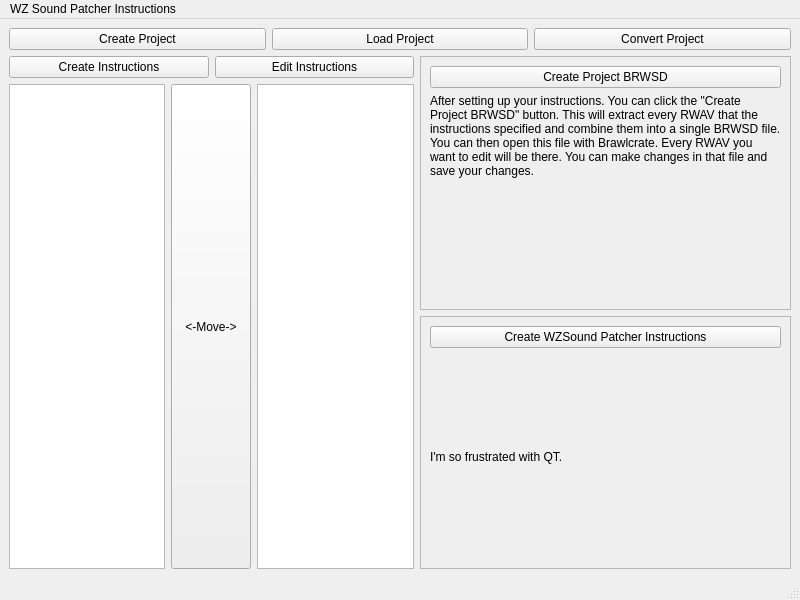
Qt form GUI/form.ui (RayStormThunder/wzsound_patcher_instructions) before a commit.
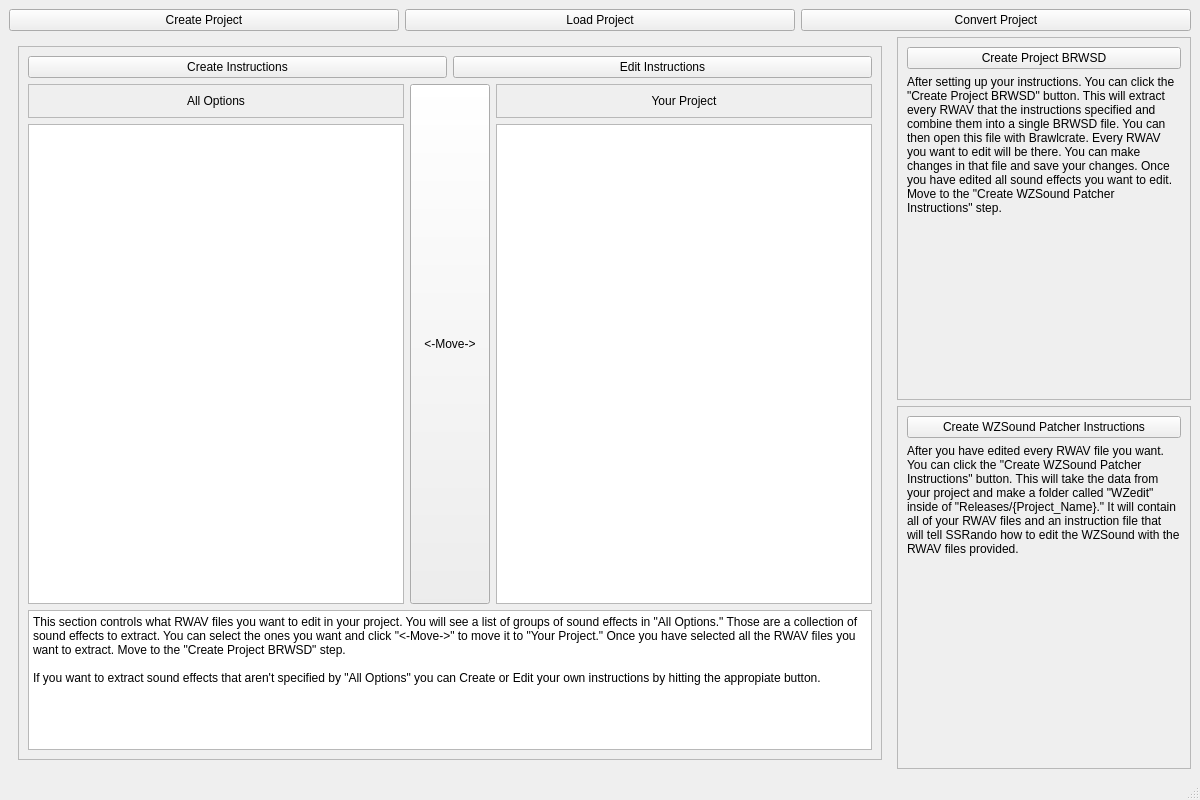
The same form after that commit.

Commit message: Implement Load/Create project and Instructions

What changed in the file:
```diff
--- a/GUI/form.ui
+++ b/GUI/form.ui
@@ -6,8 +6,8 @@
    <rect>
     <x>0</x>
     <y>0</y>
-    <width>800</width>
-    <height>600</height>
+    <width>1200</width>
+    <height>800</height>
    </rect>
   </property>
   <property name="windowTitle">
@@ -20,55 +20,295 @@
       <item>
        <layout class="QHBoxLayout" name="horizontalLayout_7">
         <item>
-         <layout class="QVBoxLayout" name="verticalLayout_4">
-          <item>
-           <layout class="QHBoxLayout" name="horizontalLayout_6"/>
-          </item>
-          <item>
-           <layout class="QHBoxLayout" name="horizontalLayout_5">
+         <widget class="QPushButton" name="button_create_project">
+          <property name="text">
+           <string>Create Project</string>
+          </property>
+         </widget>
+        </item>
+        <item>
+         <widget class="QPushButton" name="button_load_project">
+          <property name="text">
+           <string>Load Project</string>
+          </property>
+         </widget>
+        </item>
+        <item>
+         <widget class="QPushButton" name="button_convert_project">
+          <property name="text">
+           <string>Convert Project</string>
+          </property>
+         </widget>
+        </item>
+       </layout>
+      </item>
+      <item>
+       <layout class="QHBoxLayout" name="horizontal_2_main_content" stretch="3,1">
+        <item>
+         <widget class="QStackedWidget" name="stacked_pages">
+          <property name="currentIndex">
+           <number>0</number>
+          </property>
+          <widget class="QWidget" name="page_1_pick_instructions">
+           <layout class="QHBoxLayout" name="horizontalLayout_6">
             <item>
-             <widget class="QPushButton" name="pushButton_9">
-              <property name="text">
-               <string>Create Instructions</string>
-              </property>
-             </widget>
+             <layout class="QVBoxLayout" name="vertical_pick">
+              <item>
+               <widget class="QFrame" name="frame_pick">
+                <property name="sizePolicy">
+                 <sizepolicy hsizetype="Minimum" vsizetype="Minimum">
+                  <horstretch>0</horstretch>
+                  <verstretch>0</verstretch>
+                 </sizepolicy>
+                </property>
+                <property name="frameShape">
+                 <enum>QFrame::Shape::StyledPanel</enum>
+                </property>
+                <property name="frameShadow">
+                 <enum>QFrame::Shadow::Raised</enum>
+                </property>
+                <layout class="QVBoxLayout" name="verticalLayout_6" stretch="0,0,0">
+                 <item>
+                  <layout class="QHBoxLayout" name="horizontal_instructions_buttons">
+                   <item>
+                    <widget class="QPushButton" name="button_create_instructions">
+                     <property name="text">
+                      <string>Create Instructions</string>
+                     </property>
+                    </widget>
+                   </item>
+                   <item>
+                    <widget class="QPushButton" name="button_edit_instructions">
+                     <property name="text">
+                      <string>Edit Instructions</string>
+                     </property>
+                    </widget>
+                   </item>
+                  </layout>
+                 </item>
+                 <item>
+                  <layout class="QHBoxLayout" name="horizontal_selector">
+                   <item>
+                    <layout class="QVBoxLayout" name="vertical_1_options_list">
+                     <item>
+                      <widget class="QFrame" name="frame_options">
+                       <property name="frameShape">
+                        <enum>QFrame::Shape::StyledPanel</enum>
+                       </property>
+                       <property name="frameShadow">
+                        <enum>QFrame::Shadow::Raised</enum>
+                       </property>
+                       <layout class="QHBoxLayout" name="horizontalLayout_4">
+                        <item>
+                         <widget class="QLabel" name="label_options">
+                          <property name="text">
+                           <string>All Options</string>
+                          </property>
+                          <property name="alignment">
+                           <set>Qt::AlignmentFlag::AlignCenter</set>
+                          </property>
+                         </widget>
+                        </item>
+                       </layout>
+                      </widget>
+                     </item>
+                     <item>
+                      <widget class="QListWidget" name="list_options">
+                       <property name="dragEnabled">
+                        <bool>false</bool>
+                       </property>
+                       <property name="alternatingRowColors">
+                        <bool>true</bool>
+                       </property>
+                       <property name="selectionMode">
+                        <enum>QAbstractItemView::SelectionMode::MultiSelection</enum>
+                       </property>
+                      </widget>
+                     </item>
+                    </layout>
+                   </item>
+                   <item>
+                    <layout class="QVBoxLayout" name="vertical_2_move">
+                     <item>
+                      <widget class="QPushButton" name="button_move">
+                       <property name="sizePolicy">
+                        <sizepolicy hsizetype="Minimum" vsizetype="Preferred">
+                         <horstretch>0</horstretch>
+                         <verstretch>0</verstretch>
+                        </sizepolicy>
+                       </property>
+                       <property name="text">
+                        <string>&lt;-Move-&gt;</string>
+                       </property>
+                      </widget>
+                     </item>
+                    </layout>
+                   </item>
+                   <item>
+                    <layout class="QVBoxLayout" name="vertical_3_project_list">
+                     <item>
+                      <widget class="QFrame" name="frame_project">
+                       <property name="frameShape">
+                        <enum>QFrame::Shape::StyledPanel</enum>
+                       </property>
+                       <property name="frameShadow">
+                        <enum>QFrame::Shadow::Raised</enum>
+                       </property>
+                       <layout class="QHBoxLayout" name="horizontalLayout_2">
+                        <item>
+                         <widget class="QLabel" name="label_project">
+                          <property name="text">
+                           <string>Your Project</string>
+                          </property>
+                          <property name="alignment">
+                           <set>Qt::AlignmentFlag::AlignCenter</set>
+                          </property>
+                         </widget>
+                        </item>
+                       </layout>
+                      </widget>
+                     </item>
+                     <item>
+                      <widget class="QListWidget" name="list_project">
+                       <property name="alternatingRowColors">
+                        <bool>true</bool>
+                       </property>
+                       <property name="selectionMode">
+                        <enum>QAbstractItemView::SelectionMode::MultiSelection</enum>
+                       </property>
+                      </widget>
+                     </item>
+                    </layout>
+                   </item>
+                  </layout>
+                 </item>
+                 <item>
+                  <layout class="QVBoxLayout" name="vertical_description">
+                   <item>
+                    <widget class="QTextEdit" name="text_description_pick">
+                     <property name="sizePolicy">
+                      <sizepolicy hsizetype="Expanding" vsizetype="Preferred">
+                       <horstretch>0</horstretch>
+                       <verstretch>0</verstretch>
+                      </sizepolicy>
+                     </property>
+                     <property name="minimumSize">
+                      <size>
+                       <width>0</width>
+                       <height>100</height>
+                      </size>
+                     </property>
+                     <property name="maximumSize">
+                      <size>
+                       <width>16777215</width>
+                       <height>140</height>
+                      </size>
+                     </property>
+                     <property name="readOnly">
+                      <bool>true</bool>
+                     </property>
+                     <property name="html">
+                      <string>&lt;!DOCTYPE HTML PUBLIC &quot;-//W3C//DTD HTML 4.0//EN&quot; &quot;http://www.w3.org/TR/REC-html40/strict.dtd&quot;&gt;
+&lt;html&gt;&lt;head&gt;&lt;meta name=&quot;qrichtext&quot; content=&quot;1&quot; /&gt;&lt;meta charset=&quot;utf-8&quot; /&gt;&lt;style type=&quot;text/css&quot;&gt;
+p, li { white-space: pre-wrap; }
+hr { height: 1px; border-width: 0; }
+li.unchecked::marker { content: &quot;\2610&quot;; }
+li.checked::marker { content: &quot;\2612&quot;; }
+&lt;/style&gt;&lt;/head&gt;&lt;body style=&quot; font-family:'Segoe UI'; font-size:9pt; font-weight:400; font-style:normal;&quot;&gt;
+&lt;p style=&quot; margin-top:0px; margin-bottom:0px; margin-left:0px; margin-right:0px; -qt-block-indent:0; text-indent:0px;&quot;&gt;This section controls what RWAV files you want to edit in your project. You will see a list of groups of sound effects in &amp;quot;All Options.&amp;quot; Those are a collection of sound effects to extract. You can select the ones you want and click &amp;quot;&amp;lt;-Move-&amp;gt;&amp;quot; to move it to &amp;quot;Your Project.&amp;quot; Once you have selected all the RWAV files you want to extract. Move to the &amp;quot;Create Project BRWSD&amp;quot; step.&lt;br /&gt;&lt;br /&gt;If you want to extract sound effects that aren't specified by &amp;quot;All Options&amp;quot; you can Create or Edit your own instructions by hitting the appropiate button.&lt;/p&gt;&lt;/body&gt;&lt;/html&gt;</string>
+                     </property>
+                    </widget>
+                   </item>
+                  </layout>
+                 </item>
+                </layout>
+               </widget>
+              </item>
+             </layout>
             </item>
-            <item>
-             <widget class="QPushButton" name="pushButton_7">
-              <property name="text">
-               <string>Edit Instructions</string>
-              </property>
-             </widget>
-            </item>
            </layout>
-          </item>
-          <item>
-           <layout class="QHBoxLayout" name="horizontalLayout">
+          </widget>
+          <widget class="QWidget" name="page_2_edit_instructions">
+           <layout class="QHBoxLayout" name="horizontalLayout_9">
             <item>
-             <widget class="QListWidget" name="listWidget"/>
+             <layout class="QVBoxLayout" name="vertical_edit">
+              <item>
+               <widget class="QFrame" name="frame_edit">
+                <property name="frameShape">
+                 <enum>QFrame::Shape::StyledPanel</enum>
+                </property>
+                <property name="frameShadow">
+                 <enum>QFrame::Shadow::Raised</enum>
+                </property>
+                <layout class="QVBoxLayout" name="verticalLayout_12">
+                 <item>
+                  <layout class="QHBoxLayout" name="horizontal_changes_buttons">
+                   <item>
+                    <widget class="QPushButton" name="button_save_changes">
+                     <property name="text">
+                      <string>Save Changes</string>
+                     </property>
+                    </widget>
+                   </item>
+                   <item>
+                    <widget class="QPushButton" name="button_cancel_changes">
+                     <property name="text">
+                      <string>Cancel Changes</string>
+                     </property>
+                    </widget>
+                   </item>
+                  </layout>
+                 </item>
+                 <item>
+                  <widget class="QTextEdit" name="text_yaml_edit">
+                   <property name="tabStopDistance">
+                    <double>10.000000000000000</double>
+                   </property>
+                  </widget>
+                 </item>
+                 <item>
+                  <widget class="QTextEdit" name="text_description_edit">
+                   <property name="minimumSize">
+                    <size>
+                     <width>0</width>
+                     <height>100</height>
+                    </size>
+                   </property>
+                   <property name="maximumSize">
+                    <size>
+                     <width>16777215</width>
+                     <height>140</height>
+                    </size>
+                   </property>
+                   <property name="readOnly">
+                    <bool>true</bool>
+                   </property>
+                   <property name="html">
+                    <string>&lt;!DOCTYPE HTML PUBLIC &quot;-//W3C//DTD HTML 4.0//EN&quot; &quot;http://www.w3.org/TR/REC-html40/strict.dtd&quot;&gt;
+&lt;html&gt;&lt;head&gt;&lt;meta name=&quot;qrichtext&quot; content=&quot;1&quot; /&gt;&lt;meta charset=&quot;utf-8&quot; /&gt;&lt;style type=&quot;text/css&quot;&gt;
+p, li { white-space: pre-wrap; }
+hr { height: 1px; border-width: 0; }
+li.unchecked::marker { content: &quot;\2610&quot;; }
+li.checked::marker { content: &quot;\2612&quot;; }
+&lt;/style&gt;&lt;/head&gt;&lt;body style=&quot; font-family:'Segoe UI'; font-size:9pt; font-weight:400; font-style:normal;&quot;&gt;
+&lt;p style=&quot; margin-top:0px; margin-bottom:0px; margin-left:0px; margin-right:0px; -qt-block-indent:0; text-indent:0px;&quot;&gt;Above is a YAML file. You can define what RWAV files you want to extract when this YAML is selected. If you go into the &amp;quot;Indexes&amp;quot; folder. You will see a bunch of BRWSD files. These are a collection of RWAV files. You extract a specific RWAV by stating the BRWSD you want to pull from and the Audio number.&lt;/p&gt;
+&lt;p style=&quot;-qt-paragraph-type:empty; margin-top:0px; margin-bottom:0px; margin-left:0px; margin-right:0px; -qt-block-indent:0; text-indent:0px;&quot;&gt;&lt;br /&gt;&lt;/p&gt;
+&lt;p style=&quot; margin-top:0px; margin-bottom:0px; margin-left:0px; margin-right:0px; -qt-block-indent:0; text-indent:0px;&quot;&gt;Go to the 2nd tab of the following spreadsheet for documentation of indexes:&lt;/p&gt;
+&lt;p style=&quot; margin-top:0px; margin-bottom:0px; margin-left:0px; margin-right:0px; -qt-block-indent:0; text-indent:0px;&quot;&gt;https://docs.google.com/spreadsheets/d/1DCLMLXRMok6Iyk0BDTjtdBkzT1k1zQvzSfZXEwR0kiE/edit?gid=1359457321#gid=1359457321&lt;/p&gt;&lt;/body&gt;&lt;/html&gt;</string>
+                   </property>
+                  </widget>
+                 </item>
+                </layout>
+               </widget>
+              </item>
+             </layout>
             </item>
-            <item>
-             <widget class="QPushButton" name="pushButton_8">
-              <property name="sizePolicy">
-               <sizepolicy hsizetype="Minimum" vsizetype="Preferred">
-                <horstretch>0</horstretch>
-                <verstretch>0</verstretch>
-               </sizepolicy>
-              </property>
-              <property name="text">
-               <string>&lt;-Move-&gt;</string>
-              </property>
-             </widget>
-            </item>
-            <item>
-             <widget class="QListWidget" name="listWidget_2"/>
-            </item>
            </layout>
-          </item>
-         </layout>
+          </widget>
+         </widget>
         </item>
         <item>
-         <layout class="QVBoxLayout" name="verticalLayout">
+         <layout class="QVBoxLayout" name="vertical_create">
           <item>
            <widget class="QFrame" name="frame">
             <property name="frameShape">
@@ -91,7 +331,7 @@
                 <enum>QFrame::Shape::NoFrame</enum>
                </property>
                <property name="text">
-                <string>After setting up your instructions. You can click the &quot;Create Project BRWSD&quot; button. This will extract every RWAV that the instructions specified and combine them into a single BRWSD file. You can then open this file with Brawlcrate. Every RWAV you want to edit will be there. You can make changes in that file and save your changes.</string>
+                <string>After setting up your instructions. You can click the &quot;Create Project BRWSD&quot; button. This will extract every RWAV that the instructions specified and combine them into a single BRWSD file. You can then open this file with Brawlcrate. Every RWAV you want to edit will be there. You can make changes in that file and save your changes. Once you have edited all sound effects you want to edit. Move to the &quot;Create WZSound Patcher Instructions&quot; step.</string>
                </property>
                <property name="alignment">
                 <set>Qt::AlignmentFlag::AlignLeading|Qt::AlignmentFlag::AlignLeft|Qt::AlignmentFlag::AlignTop</set>
@@ -123,7 +363,13 @@
              <item>
               <widget class="QLabel" name="label_2">
                <property name="text">
-                <string>I'm so frustrated with QT.</string>
+                <string>After you have edited every RWAV file you want. You can click the &quot;Create WZSound Patcher Instructions&quot; button. This will take the data from your project and make a folder called &quot;WZedit&quot; inside of &quot;Releases/{Project_Name}.&quot; It will contain all of your RWAV files and an instruction file that will tell SSRando how to edit the WZSound with the RWAV files provided.</string>
+               </property>
+               <property name="alignment">
+                <set>Qt::AlignmentFlag::AlignLeading|Qt::AlignmentFlag::AlignLeft|Qt::AlignmentFlag::AlignTop</set>
+               </property>
+               <property name="wordWrap">
+                <bool>true</bool>
                </property>
               </widget>
              </item>
@@ -136,49 +382,8 @@
       </item>
      </layout>
     </item>
-    <item row="0" column="0">
-     <layout class="QHBoxLayout" name="horizontalLayout_8">
-      <item>
-       <widget class="QPushButton" name="pushButton_2">
-        <property name="text">
-         <string>Create Project</string>
-        </property>
-       </widget>
-      </item>
-      <item>
-       <widget class="QPushButton" name="pushButton">
-        <property name="text">
-         <string>Load Project</string>
-        </property>
-       </widget>
-      </item>
-      <item>
-       <widget class="QPushButton" name="pushButton_3">
-        <property name="text">
-         <string>Convert Project</string>
-        </property>
-       </widget>
-      </item>
-     </layout>
-    </item>
    </layout>
   </widget>
-  <widget class="QMenuBar" name="menubar">
-   <property name="geometry">
-    <rect>
-     <x>0</x>
-     <y>0</y>
-     <width>800</width>
-     <height>43</height>
-    </rect>
-   </property>
-   <widget class="QMenu" name="menuWZ_Sound_Patcher_Instructions">
-    <property name="title">
-     <string>WZ Sound Patcher Instructions</string>
-    </property>
-   </widget>
-   <addaction name="menuWZ_Sound_Patcher_Instructions"/>
-  </widget>
   <widget class="QStatusBar" name="statusbar"/>
  </widget>
  <resources/>
```
Left out of the diff: 16 changed lines with no effect on the pictures. The commit also changes 15 other files.
